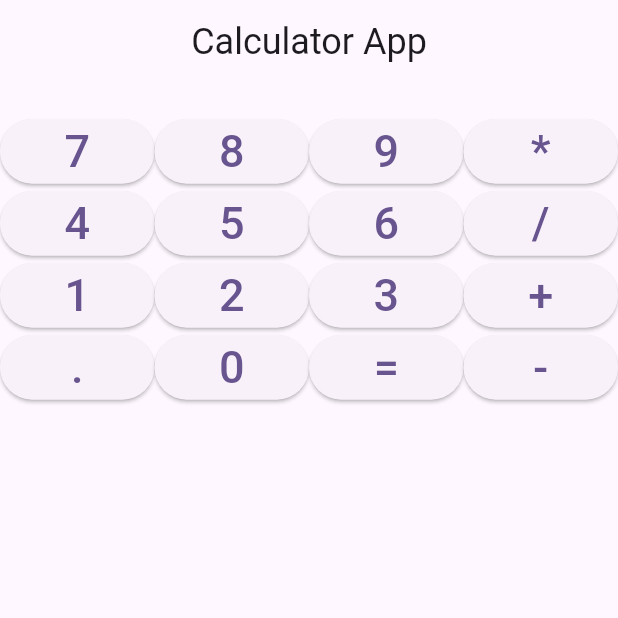
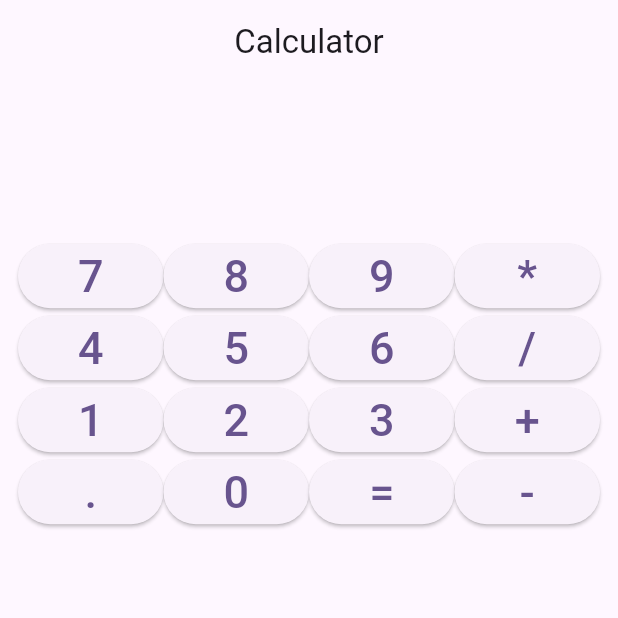
Before and after one commit to SalahHassan202/flutter_calculator_app, a Flutter app: the screen it shows after launch, on a phone screen of 412 x 824 dp, the top half of it. Run offline on Flutter 3.47's test engine with Material 3 defaults, Android fonts, the phone set to English and light mode, and no system bars.

Commit message:
finish home dart screen

```diff
--- a/lib/pages/home_page.dart
+++ b/lib/pages/home_page.dart
@@ -1,5 +1,5 @@
 import 'package:flutter/material.dart';
-import 'package:flutter_calculator_app/widgets/custom_button.dart';
+import '../widgets/custom_button.dart';
 
 class HomePage extends StatefulWidget {
   const HomePage({super.key});
@@ -10,51 +10,94 @@ class HomePage extends StatefulWidget {
 
 class _HomePageState extends State<HomePage> {
   String resText = '';
+  String num1 = '';
+  String operator = '';
+
+  final Color digitColor = Colors.grey.shade800;
+  final Color operatorColor = Colors.orange;
+  final Color equalColor = Colors.green;
+  final Color minusColor = Colors.red;
 
   @override
   Widget build(BuildContext context) {
     return Scaffold(
-      appBar: AppBar(
-        title: Text("Calculator App", style: TextStyle(fontSize: 24)),
-        centerTitle: true,
+      appBar: AppBar(title: const Text("Calculator"), centerTitle: true),
+      body: Padding(
+        padding: const EdgeInsets.all(12),
+        child: Column(
+          children: [
+            Padding(
+              padding: const EdgeInsets.all(20),
+              child: Align(
+                alignment: Alignment.centerRight,
+                child: Text(
+                  resText,
+                  style: const TextStyle(
+                    fontSize: 36,
+                    fontWeight: FontWeight.bold,
                   ),
-      body: Column(
-        children: [
-          Row(children: [Text(resText)]),
+                ),
+              ),
+            ),
             Row(
               children: [
-              CustomButton(text: '7', onClickButton: onDigitClick),
-              CustomButton(text: '8', onClickButton: onDigitClick),
-              CustomButton(text: '9', onClickButton: onDigitClick),
-              CustomButton(text: '*', onClickButton: onOperatorClick),
+                buildDigit('7'),
+                buildDigit('8'),
+                buildDigit('9'),
+                buildOperator('*'),
               ],
             ),
             Row(
               children: [
-              CustomButton(text: '4', onClickButton: onDigitClick),
-              CustomButton(text: '5', onClickButton: onDigitClick),
-              CustomButton(text: '6', onClickButton: onDigitClick),
-              CustomButton(text: '/', onClickButton: onOperatorClick),
+                buildDigit('4'),
+                buildDigit('5'),
+                buildDigit('6'),
+                buildOperator('/'),
               ],
             ),
             Row(
               children: [
-              CustomButton(text: '1', onClickButton: onDigitClick),
-              CustomButton(text: '2', onClickButton: onDigitClick),
-              CustomButton(text: '3', onClickButton: onDigitClick),
-              CustomButton(text: '+', onClickButton: onOperatorClick),
+                buildDigit('1'),
+                buildDigit('2'),
+                buildDigit('3'),
+                buildOperator('+'),
               ],
             ),
             Row(
               children: [
-              CustomButton(text: '.', onClickButton: onDigitClick),
-              CustomButton(text: '0', onClickButton: onDigitClick),
-              CustomButton(text: '=', onClickButton: onEqual),
-              CustomButton(text: '-', onClickButton: onOperatorClick),
+                buildDigit('.'),
+                buildDigit('0'),
+                CustomButton(
+                  text: '=',
+                  color: equalColor,
+                  onClickButton: onEqual,
+                ),
+                CustomButton(
+                  text: '-',
+                  color: minusColor,
+                  onClickButton: onOperatorClick,
+                ),
               ],
             ),
           ],
         ),
+      ),
+    );
+  }
+
+  Widget buildDigit(String text) {
+    return CustomButton(
+      text: text,
+      color: digitColor,
+      onClickButton: onDigitClick,
+    );
+  }
+
+  Widget buildOperator(String text) {
+    return CustomButton(
+      text: text,
+      color: operatorColor,
+      onClickButton: onOperatorClick,
     );
   }
 
@@ -64,41 +107,46 @@ class _HomePageState extends State<HomePage> {
     });
   }
 
-  String num1 = '';
-  String operator = '';
-  void onOperatorClick(String onClickOperator) {
+  void onOperatorClick(String op) {
     if (operator.isEmpty) {
       num1 = resText;
-      operator = onClickOperator;
+      operator = op;
       resText = '';
     } else {
-      String num2 = resText;
-      calCulate(num1, num2, operator);
+      resText = calculate(num1, resText, operator);
+      num1 = resText;
+      operator = op;
     }
+    setState(() {});
   }
 
-  String calCulate(String num1, String num2, String operator) {
-    double number1 = double.parse(num1);
-    double number2 = double.parse(num1);
-    double res = 0.0;
+  void onEqual(String _) {
+    setState(() {
+      resText = calculate(num1, resText, operator);
+      num1 = '';
+      operator = '';
+    });
+  }
 
-    if (operator == '+') {
+  String calculate(String n1, String n2, String op) {
+    double number1 = double.parse(n1);
+    double number2 = double.parse(n2);
+    double res = 0;
+
+    switch (op) {
+      case '+':
         res = number1 + number2;
-    } else if (operator == '-') {
+        break;
+      case '-':
         res = number1 - number2;
-    } else if (operator == '*') {
+        break;
+      case '*':
         res = number1 * number2;
-    } else if (operator == '/') {
+        break;
+      case '/':
         res = number1 / number2;
+        break;
     }
     return res.toString();
   }
-
-  void onEqual(String onEqualOperator) {
-    String num2 = resText;
-    resText = calCulate(num1, num2, operator);
-    num1 = '';
-    operator = '';
-    setState(() {});
 }
-}
```
Lines whose indentation alone changed are shown as unchanged.
